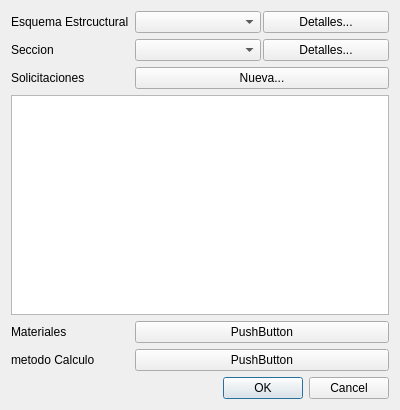
Before: the Qt Designer form mkstools/dialogs/dlgedittopologia.ui in diegowald/mkstools, drawn with Qt 5.
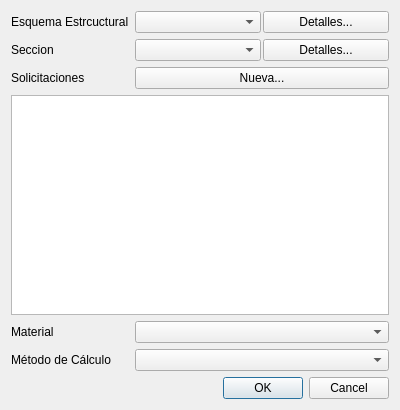
After: the same form once the commit is applied.

```diff
--- a/mkstools/dialogs/dlgedittopologia.ui
+++ b/mkstools/dialogs/dlgedittopologia.ui
@@ -84,33 +84,25 @@
      <item row="4" column="0">
       <widget class="QLabel" name="label_4">
        <property name="text">
-        <string>Materiales</string>
+        <string>Material</string>
        </property>
       </widget>
      </item>
      <item row="3" column="0" colspan="2">
       <widget class="QListWidget" name="listSolicitaciones"/>
      </item>
-     <item row="4" column="1">
-      <widget class="QPushButton" name="btnMateriales">
-       <property name="text">
-        <string>PushButton</string>
-       </property>
-      </widget>
-     </item>
      <item row="5" column="0">
       <widget class="QLabel" name="label_5">
        <property name="text">
-        <string>metodo Calculo</string>
+        <string>Método de Cálculo</string>
        </property>
       </widget>
      </item>
+     <item row="4" column="1">
+      <widget class="QComboBox" name="cboMaterial"/>
+     </item>
      <item row="5" column="1">
-      <widget class="QPushButton" name="btnMetodoCalculo">
-       <property name="text">
-        <string>PushButton</string>
-       </property>
-      </widget>
+      <widget class="QComboBox" name="cboMetodoCalculo"/>
      </item>
     </layout>
    </item>
```
